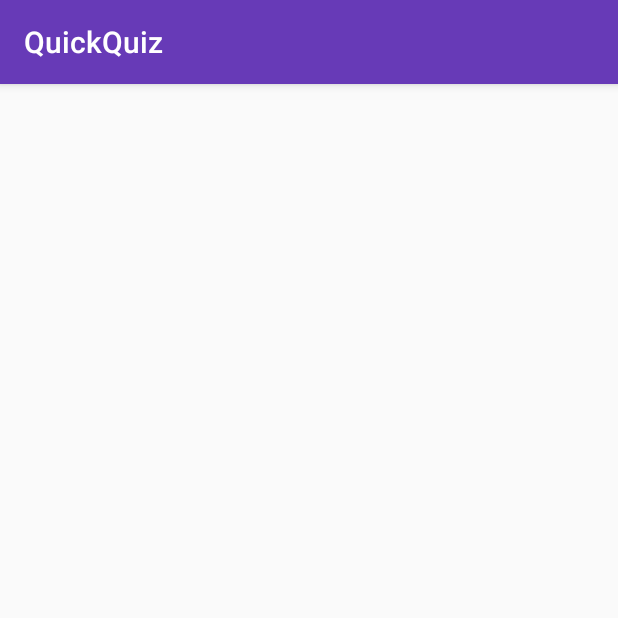
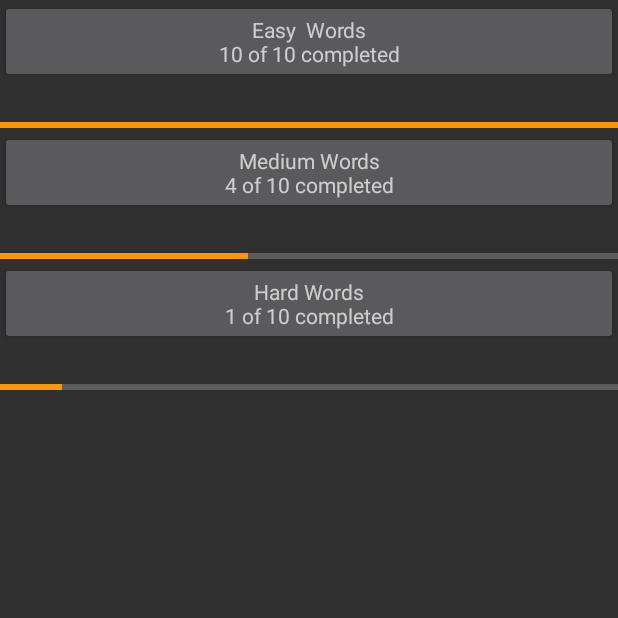
Before and after one commit to evanjohnso/QuickQuiz, an Android app: the SelectPathActivity screen opened directly, with no data from a screen before it, on a phone screen of 412 x 824 dp, the top half of it. Run offline under Robolectric (Android 15) with nearby library versions, the phone set to English and light mode, and no system bars; our stand-ins replace ButterKnife.

Commit message:
rough outline of selectPathActivity UI using verbose relative layout

```diff
--- a/app/build.gradle
+++ b/app/build.gradle
@@ -30,9 +30,11 @@ dependencies {
         exclude group: 'com.android.support', module: 'support-annotations'
     })
     compile 'com.jakewharton:butterknife:7.0.1'
-    compile 'com.android.support:appcompat-v7:25.3.1'
+    compile 'com.android.support:appcompat-v7:25.0.0'
     compile 'com.android.support.constraint:constraint-layout:1.0.2'
+    compile 'com.android.support:design:25.0.0'
     testCompile 'junit:junit:4.12'
     testCompile 'org.robolectric:robolectric:3.0'
     testCompile 'org.robolectric:shadows-support-v4:3.0'
+
 }
--- a/app/src/main/AndroidManifest.xml
+++ b/app/src/main/AndroidManifest.xml
@@ -8,7 +8,8 @@
         android:label="@string/app_name"
         android:roundIcon="@mipmap/ic_launcher_round"
         android:supportsRtl="true"
-        android:theme="@style/AppTheme">
+        android:theme="@style/NoActionBarTheme">
+        <!--android:theme="@style/AppTheme"-->
         <activity
             android:name=".MainActivity"
             android:theme="@style/NoActionBarTheme">
@@ -18,7 +19,9 @@
                 <category android:name="android.intent.category.LAUNCHER" />
             </intent-filter>
         </activity>
-        <activity android:name=".SelectPathActivity"></activity>
+        <activity
+            android:name=".SelectPathActivity"
+            ></activity>
     </application>
 
 </manifest>
--- a/app/src/main/java/com/evanrjohnso/quickquiz/SelectPathActivity.java
+++ b/app/src/main/java/com/evanrjohnso/quickquiz/SelectPathActivity.java
@@ -1,13 +1,37 @@
 package com.evanrjohnso.quickquiz;
 
+import android.content.res.Resources;
 import android.support.v7.app.AppCompatActivity;
 import android.os.Bundle;
+import android.widget.TextView;
+
+import org.w3c.dom.Text;
+
+import butterknife.Bind;
+import butterknife.ButterKnife;
 
 public class SelectPathActivity extends AppCompatActivity {
+    @Bind(R.id.easy_word)
+    TextView mEasyWords;
+    @Bind(R.id.medium_words)
+    TextView mMediumWords;
+    @Bind(R.id.hard_words)
+    TextView mHardWords;
 
     @Override
     protected void onCreate(Bundle savedInstanceState) {
         super.onCreate(savedInstanceState);
         setContentView(R.layout.activity_select_path);
+
+        ButterKnife.bind(this);
+
+        Resources res = getResources();
+        String easyCompleted = String.format(res.getString(R.string.words_completed), "Easy ", 10, 10);
+        String mediumCompleted = String.format(res.getString(R.string.words_completed), "Medium", 4, 10);
+        String hardCompleted = String.format(res.getString(R.string.words_completed), "Hard", 1, 10);
+
+        mEasyWords.setText(easyCompleted);
+        mMediumWords.setText(mediumCompleted);
+        mHardWords.setText(hardCompleted);
     }
 }
--- a/app/src/main/res/layout/activity_main.xml
+++ b/app/src/main/res/layout/activity_main.xml
@@ -21,11 +21,12 @@
         app:layout_constraintLeft_toLeftOf="parent"
         app:layout_constraintRight_toRightOf="parent"
         app:layout_constraintTop_toTopOf="parent"
-        app:layout_constraintVertical_bias="0.0"
+        app:layout_constraintVertical_bias="1.0"
         app:srcCompat="@drawable/background"
         tools:layout_constraintBottom_creator="1"
         tools:layout_constraintLeft_creator="1"
-        tools:layout_constraintTop_creator="1" />
+        tools:layout_constraintTop_creator="1"
+        app:layout_constraintHorizontal_bias="1.0" />
 
     <TextView
         android:id="@+id/textView"
--- a/app/src/main/res/layout/activity_select_path.xml
+++ b/app/src/main/res/layout/activity_select_path.xml
@@ -1,9 +1,82 @@
 <?xml version="1.0" encoding="utf-8"?>
-<android.support.constraint.ConstraintLayout xmlns:android="http://schemas.android.com/apk/res/android"
+<LinearLayout
+    xmlns:android="http://schemas.android.com/apk/res/android"
     xmlns:app="http://schemas.android.com/apk/res-auto"
-    xmlns:tools="http://schemas.android.com/tools"
     android:layout_width="match_parent"
     android:layout_height="match_parent"
-    tools:context="com.evanrjohnso.quickquiz.SelectPathActivity">
+    android:orientation="vertical"
+    android:weightSum="1">
+    <LinearLayout
+        style="@style/Widget.AppCompat.Button"
+        android:layout_width="match_parent"
+        android:layout_height="wrap_content"
+        android:gravity="center_vertical"
+        android:orientation="horizontal">
 
-</android.support.constraint.ConstraintLayout>
+        <TextView
+            android:layout_width="0dp"
+            android:layout_height="wrap_content"
+            android:layout_weight="1"
+            android:id="@+id/easy_word"
+            android:gravity="center"
+            android:text="@string/words_completed" />
+    </LinearLayout>
+    <ProgressBar
+        style="@style/Base.Widget.AppCompat.ProgressBar.Horizontal"
+        android:max="10"
+        android:progress="10"
+        android:layout_width="match_parent"
+        android:layout_height="8dp"
+        android:layout_marginTop="24dp"
+        android:indeterminate="false"
+        android:visibility="visible" />
+    <LinearLayout
+        style="@style/Widget.AppCompat.Button"
+        android:layout_width="match_parent"
+        android:layout_height="wrap_content"
+        android:gravity="center_vertical"
+        android:baselineAligned="false">
+
+        <TextView
+            android:layout_width="wrap_content"
+            android:layout_height="wrap_content"
+            android:layout_weight="1"
+            android:id="@+id/medium_words"
+            android:gravity="center"
+            android:text="@string/words_completed" />
+
+    </LinearLayout>
+    <ProgressBar
+        style="@style/Base.Widget.AppCompat.ProgressBar.Horizontal"
+        android:max="10"
+        android:progress="4"
+        android:layout_width="match_parent"
+        android:layout_height="8dp"
+        android:layout_marginTop="24dp"
+        android:indeterminate="false"
+        android:visibility="visible" />
+    <LinearLayout
+        style="@style/Widget.AppCompat.Button"
+        android:layout_width="match_parent"
+        android:layout_height="wrap_content"
+        android:gravity="center_vertical"
+        android:orientation="horizontal">
+        <TextView
+            android:id="@+id/hard_words"
+            android:layout_width="0dp"
+            android:layout_height="wrap_content"
+            android:layout_weight="1"
+            android:gravity="center"
+            android:text="@string/words_completed" />
+    </LinearLayout>
+    <ProgressBar
+        style="@style/Base.Widget.AppCompat.ProgressBar.Horizontal"
+        android:max="10"
+        android:progress="1"
+        android:layout_width="match_parent"
+        android:layout_height="8dp"
+        android:layout_marginTop="24dp"
+        android:indeterminate="false"
+        android:visibility="visible" />
+
+</LinearLayout>
--- a/app/src/main/res/values/strings.xml
+++ b/app/src/main/res/values/strings.xml
@@ -1,4 +1,5 @@
 <resources>
     <string name="app_name">QuickQuiz</string>
     <string name="nerd_out">Nerd Out!</string>
+    <string name="words_completed">%1$s Words\n%2$d of %3$d completed</string>
 </resources>
--- a/app/src/main/res/values/styles.xml
+++ b/app/src/main/res/values/styles.xml
@@ -7,5 +7,12 @@
         <item name="colorPrimaryDark">@color/colorPrimaryDark</item>
         <item name="colorAccent">@color/colorAccent</item>
     </style>
-    <style name="NoActionBarTheme" parent="Theme.AppCompat.Light.NoActionBar"></style>
+
+    <!--Next activity themes-->
+    <style name="NoActionBarTheme" parent="Theme.AppCompat.NoActionBar">
+        <item name="colorPrimary">@color/colorPrimary</item>
+        <item name="colorPrimaryDark">@color/colorPrimaryDark</item>
+        <item name="colorAccent">@color/colorAccent</item>
+    </style>
+
 </resources>
```
